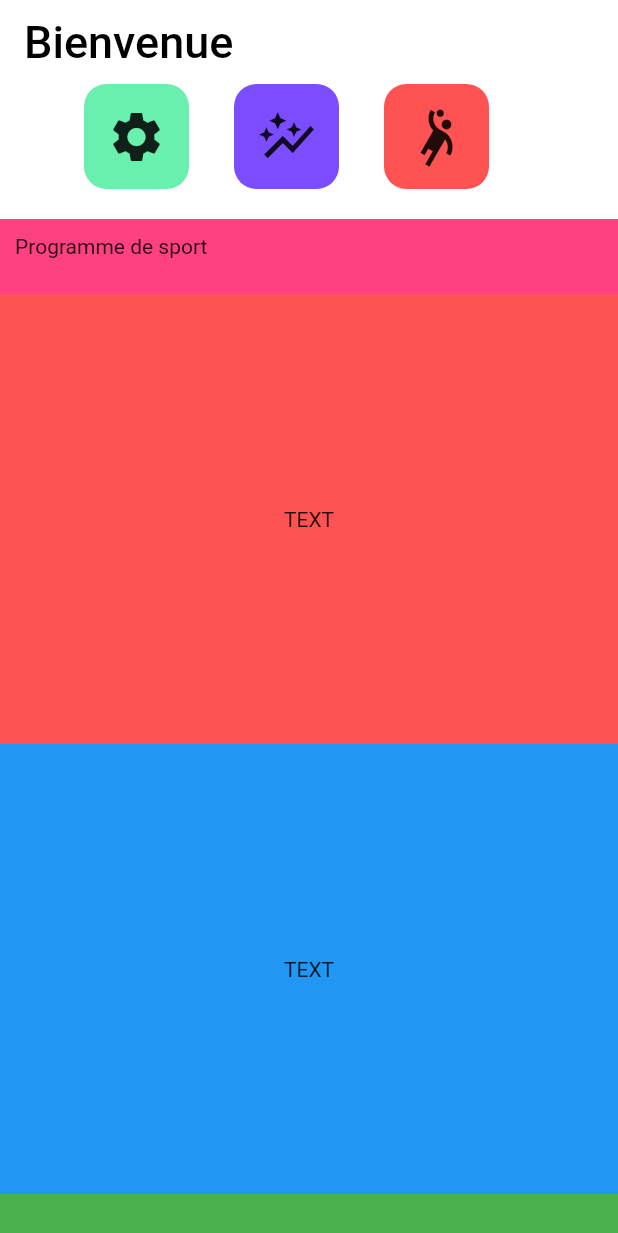
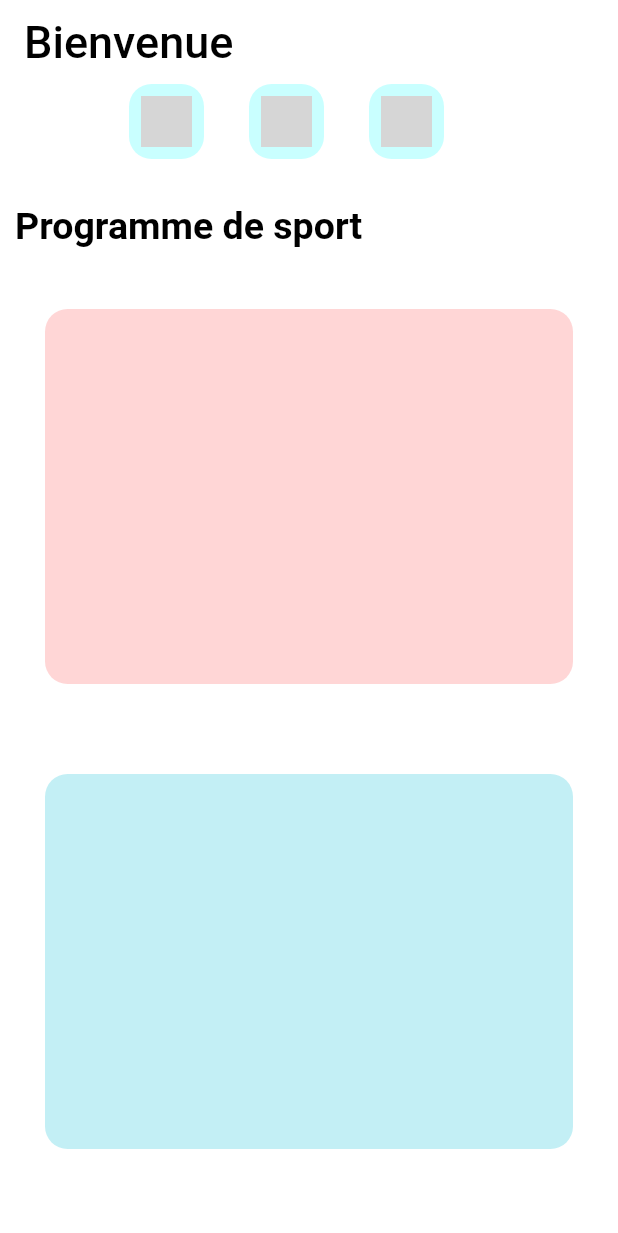
Before and after one commit to maoakeEnterprise/appsportproject, a Flutter app: the screen it shows after launch, on a phone screen of 412 x 824 dp. Shown: the top 1233 px of the screen. Run offline on Flutter 3.47's test engine with Material 2 defaults, Android fonts, the phone set to English and light mode, and no system bars; missing offline and left inert: test; grey boxes are pictures that could not be loaded.

Commit message:
finish the first UI

```diff
--- a/lib/ui/page/homepage.dart
+++ b/lib/ui/page/homepage.dart
@@ -2,6 +2,8 @@ import 'package:appsportproject/ui/widgets/headermenuelementwidget.dart';
 import 'package:flutter/material.dart';
 import 'package:appsportproject/ui/themes/themes.dart';
 import 'package:test/test.dart';
+
+import '../widgets/itemwidgetprogrammesport.dart';
 
 class HomePage extends StatelessWidget {
   const HomePage({Key key}) : super(key: key);
@@ -18,16 +20,16 @@ class HomePage extends StatelessWidget {
       body: Column(
         children: [
           Container(
-            height: 70,
+            height: 50,
             child: ListView(
               shrinkWrap: true,
               scrollDirection: Axis.horizontal,
               children: [
-                BoutonMenuHomePage(iconData: Icons.settings,color: Colors.greenAccent),
+                BoutonMenuHomePage(assetImage: const AssetImage("assets/images/engrenages.png")),
                 const SizedBox(width: 30),
-                BoutonMenuHomePage(iconData: Icons.auto_graph,color: Colors.deepPurpleAccent),
+                BoutonMenuHomePage(assetImage: const AssetImage("assets/images/analytique.png")),
                 const SizedBox(width: 30),
-                BoutonMenuHomePage(iconData: Icons.sports_handball,color: Colors.redAccent),
+                BoutonMenuHomePage(assetImage: const AssetImage("assets/images/programme.png")),
                 const SizedBox(width: 30),
               ],
             ),
@@ -38,33 +40,17 @@ class HomePage extends StatelessWidget {
           Container(
             width: double.infinity,
             height: 50,
-            color: Colors.pinkAccent,
-            child: const Text("Programme de sport"),
+            child: Text("Programme de sport", style: CustomThemes.secondTypeTitle,),
             padding: const EdgeInsets.all(10),
           ),
           Expanded(child: ListView(
+            shrinkWrap: true,
             scrollDirection: Axis.vertical,
             children: [
-              Container(
-                color: Colors.redAccent,
-                height: 300,
-                child: const Center(child: Text("TEXT")),
-              ),
-              Container(
-                height: 300,
-                color: Colors.blue,
-                child: const Center(child: Text("TEXT")),
-              ),
-              Container(
-                height: 300,
-                color: Colors.green,
-                child: const Center(child: Text("TEXT")),
-              ),
-              Container(
-                height: 300,
-                color: Colors.white54,
-                child: const Center(child: Text("TEXT")),
-              ),
+              ItemWidgetTrainings(color: Colors.redAccent,),
+              ItemWidgetTrainings(color: Colors.cyan,),
+              ItemWidgetTrainings(color: Colors.purpleAccent,),
+              ItemWidgetTrainings(color: Colors.purpleAccent,),
             ],
           ))
         ],
--- a/lib/ui/page/rootview.dart
+++ b/lib/ui/page/rootview.dart
@@ -1,5 +1,6 @@
 import 'package:appsportproject/ui/page/homepage.dart';
 import 'package:flutter/material.dart';
+import 'package:appsportproject/ui/page/settingspage.dart';
 
 class RootView extends StatelessWidget {
   const RootView({Key key}) : super(key: key);
--- a/lib/ui/themes/themes.dart
+++ b/lib/ui/themes/themes.dart
@@ -3,4 +3,5 @@ import 'package:flutter/material.dart';
 class CustomThemes{
 
   static TextStyle headerAppBarTextStyle = const TextStyle(fontSize: 30, color: Colors.black);
+  static TextStyle secondTypeTitle = const TextStyle(fontSize: 25, color: Colors.black, fontWeight: FontWeight.bold);
 }
--- a/lib/ui/widgets/headermenuelementwidget.dart
+++ b/lib/ui/widgets/headermenuelementwidget.dart
@@ -2,22 +2,25 @@ import 'package:flutter/material.dart';
 
 // ignore: must_be_immutable
 class BoutonMenuHomePage extends StatelessWidget {
-  IconData iconData;
-  Color color;
+  AssetImage assetImage;
   double width;
 
-  BoutonMenuHomePage({Key key,this.iconData,this.color,}) : super(key: key);
+  BoutonMenuHomePage({Key key,this.assetImage,}) : super(key: key);
 
   @override
   Widget build(BuildContext context) {
     return InkWell(
+      borderRadius: BorderRadius.circular(15),
       child: Container(
-          width: 70,
+          width: 50,
           decoration: BoxDecoration(
             borderRadius: BorderRadius.circular(15),
-            color: color,
+            color: Colors.cyanAccent.withAlpha(60),
           ),
-          child: Icon(iconData,size: 40,)
+          child: Container(
+            padding: const EdgeInsets.all(8),
+              child: Image(image: assetImage,alignment: Alignment.center,),
+          ),
       ),
       onTap: (){
 
--- a/lib/ui/widgets/itemwidgetprogrammesport.dart
+++ b/lib/ui/widgets/itemwidgetprogrammesport.dart
@@ -0,0 +1,26 @@
+import 'package:flutter/material.dart';
+
+class ItemWidgetTrainings extends StatelessWidget {
+  Color color;
+  ItemWidgetTrainings({Key key,this.color}) : super(key: key);
+
+  @override
+  Widget build(BuildContext context) {
+    return Padding(
+      padding: const EdgeInsets.all(30.0),
+      child: InkWell(
+          borderRadius: BorderRadius.circular(15),
+        child: Container(
+          height: 250,
+          decoration: BoxDecoration(
+            borderRadius: BorderRadius.circular(15),
+            color: color.withAlpha(60),
+          ),
+        ),
+        onTap: (){
+
+        },
+      ),
+    );
+  }
+}
--- a/pubspec.yaml
+++ b/pubspec.yaml
@@ -64,8 +64,8 @@ flutter:
   uses-material-design: true
 
   # To add assets to your application, add an assets section, like this:
-  # assets:
-  #   - images/a_dot_burr.jpeg
+  assets:
+  - assets/images/
   #   - images/a_dot_ham.jpeg
 
   # An image asset can refer to one or more resolution-specific "variants", see
```
